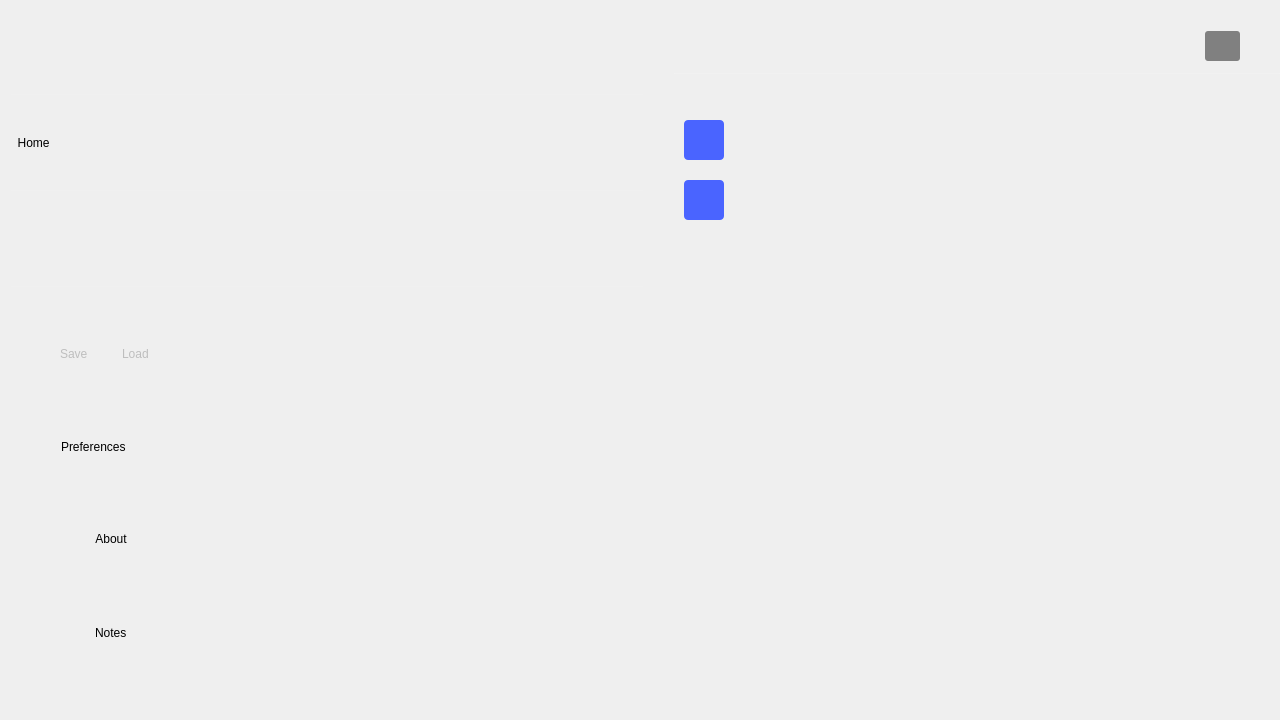
The window that ui/tool_launcher.ui (analogdevicesinc/scopy) describes before a commit, drawn with Qt 5.
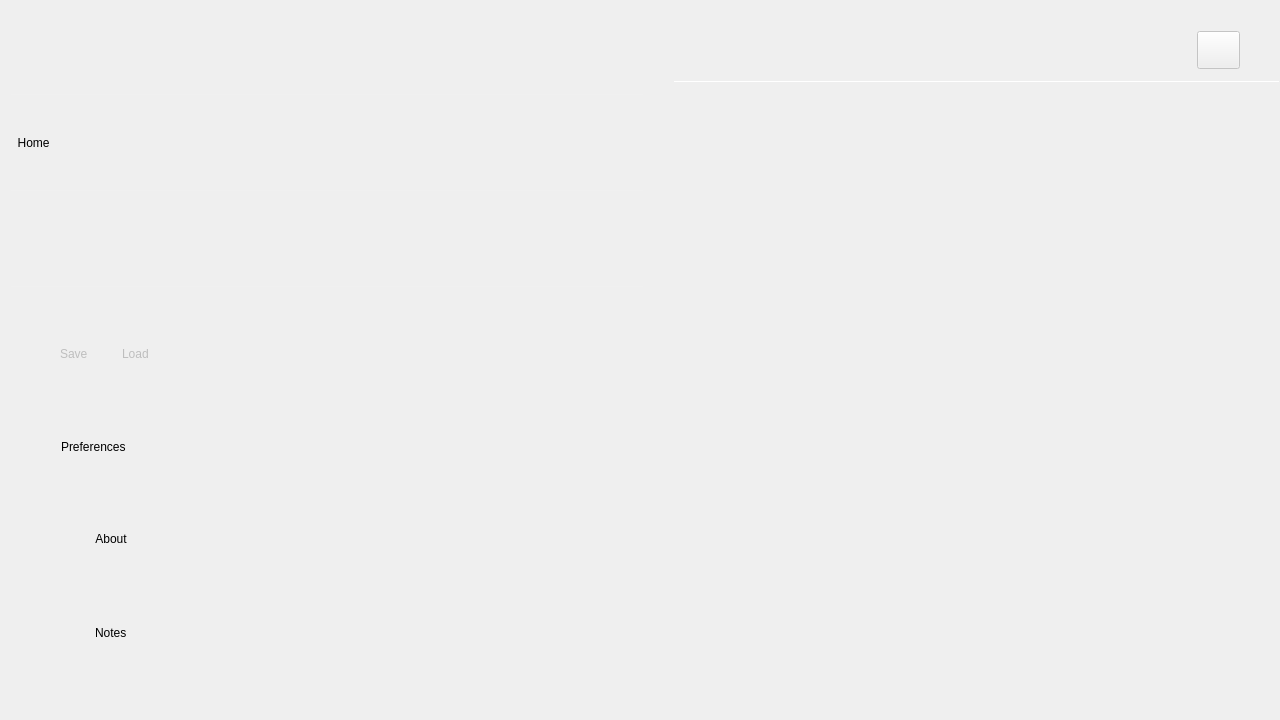
The same window after the commit. Icons and pictures are not drawn. Custom widgets are drawn as their Qt base class.

Patch:
```diff
--- a/ui/tool_launcher.ui
+++ b/ui/tool_launcher.ui
@@ -1139,30 +1139,18 @@
                </property>
                <property name="styleSheet">
                 <string notr="true">QPushButton {
-color: white;
-background-color: #4a64ff;
 
 height: 30px;
 border-width: 0px;
-border-radius: 3px;
 min-width: 6em;
 qproperty-text: &quot;Connect&quot;;
 }
 
-QPushButton:hover
-{
-background-color: #4a34ff;
-}
-
-QPushButton:disabled {
-background-color: gray;
-color:white;
-}
-
 QPushButton[connected=true] {
 /*background-color: green;*/
 qproperty-text: &quot;Disconnect&quot;;
 }
+
 QPushButton[failed=true] {
 background-color: red;
 qproperty-text: &quot;Failed&quot;;
@@ -1187,7 +1175,7 @@
               </size>
              </property>
              <property name="styleSheet">
-              <string notr="true">border: 1px solid rgba(255, 255, 255, 16);</string>
+              <string notr="true">color: rgba(255, 255, 255, 16);</string>
              </property>
              <property name="orientation">
               <enum>Qt::Horizontal</enum>
@@ -1231,8 +1219,7 @@
               </size>
              </property>
              <property name="styleSheet">
-              <string notr="true">background-color: transparent;
-border: 0px;</string>
+              <string notr="true">border: 0px;</string>
              </property>
              <property name="title">
               <string/>
@@ -1399,16 +1386,6 @@
 height: 40px;
 width: 40px;
 border-width: 0px;
-border-radius: 4px;
-background-color: #4A64FF;
-}
-
-QPushButton:hover {
-background-color: #4a34ff;
-}
-
-QPushButton:checked {
-background-color: #4a34ff;
 }</string>
                         </property>
                         <property name="text">
@@ -1502,16 +1479,6 @@
 height: 40px;
 width: 40px;
 border-width: 0px;
-border-radius: 4px;
-background-color: #4A64FF;
-}
-
-QPushButton:hover {
-background-color: #4a34ff;
-}
-
-QPushButton:checked {
-background-color: #4a34ff;
 }</string>
                         </property>
                         <property name="text">
```
Left out of the diff: 19 changed lines with no effect on the pictures.
